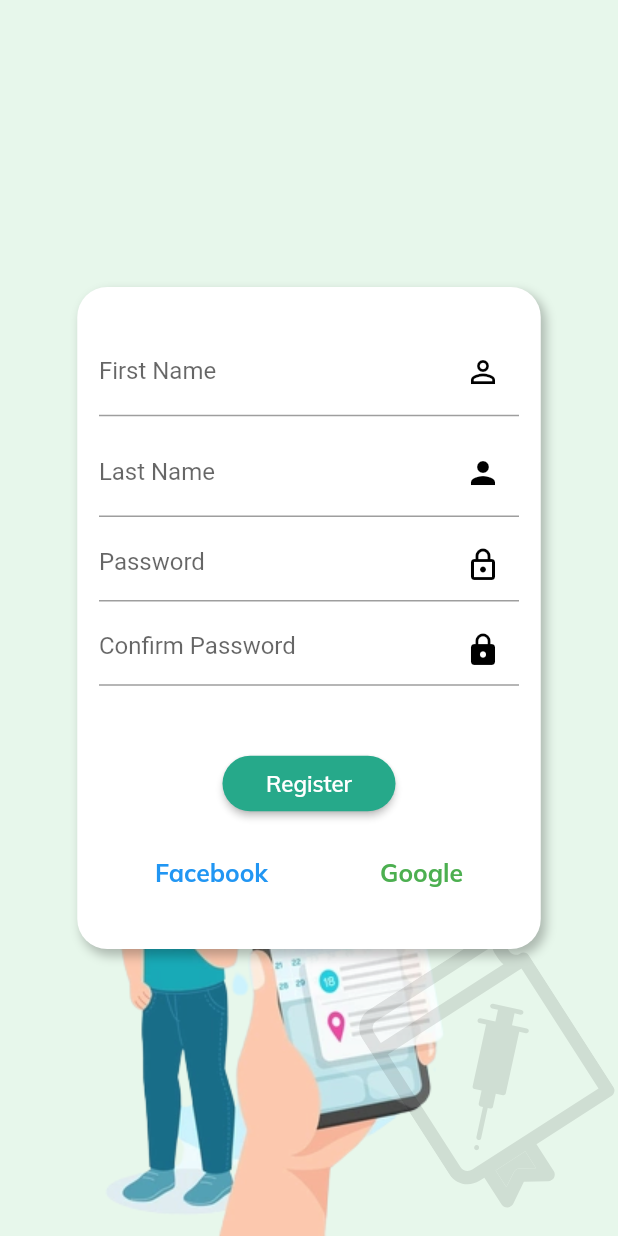
After one commit to Book-cine/booksynation, a Flutter app: the WebRegister screen opened directly, scrolled down 130 dp, after a tap on "Register", on a phone screen of 412 x 824 dp. The commit adds this screen. Run offline on Flutter 3.47's test engine with Material 2 defaults, Android fonts, the phone set to English and light mode, and no system bars; our stand-ins replace flutter_svg.

Commit message:
v5.4 Admin Register 09/28/21

```diff
--- a/booksynation/lib/weblogin.dart
+++ b/booksynation/lib/weblogin.dart
@@ -1,3 +1,4 @@
+import 'package:booksynation/webregister.dart';
 import 'package:flutter/material.dart';
 import 'package:flutter_svg/flutter_svg.dart';
 import 'dart:math' as math;
@@ -235,7 +236,15 @@ class _WebLoginState extends State<WebLogin> {
                                     decoration: TextDecoration.none,
                                   ),
                                 ),
-                                Text(
+                                InkWell(
+                                  onTap: () {
+                                    Navigator.push(
+                                      context,
+                                      MaterialPageRoute(
+                                          builder: (context) => WebRegister()),
+                                    );
+                                  },
+                                  child: Text(
                                     'Sign Up',
                                     style: TextStyle(
                                       color: Color(0xFF146955),
@@ -243,6 +252,7 @@ class _WebLoginState extends State<WebLogin> {
                                       fontWeight: FontWeight.bold,
                                       fontSize: height * 0.014,
                                       decoration: TextDecoration.none,
+                                    ),
                                   ),
                                 ),
                               ],
--- /dev/null
+++ b/booksynation/lib/webregister.dart
@@ -0,0 +1,232 @@
+import 'package:flutter/material.dart';
+import 'package:flutter_svg/flutter_svg.dart';
+import 'dart:math' as math;
+
+class WebRegister extends StatefulWidget {
+  const WebRegister({Key? key}) : super(key: key);
+
+  @override
+  _WebRegisterState createState() => _WebRegisterState();
+}
+
+class _WebRegisterState extends State<WebRegister> {
+  @override
+  Widget build(BuildContext context) {
+    final width = MediaQuery.of(context).size.width;
+    final height = MediaQuery.of(context).size.height;
+
+    return Scaffold(
+      body: Container(
+        height: height,
+        width: width,
+        decoration: BoxDecoration(
+          color: Color(0xFF3DDD6A).withOpacity(0.10),
+        ),
+        child: Stack(
+          children: [
+            Positioned(
+              bottom: 0,
+              left: width * 0.03,
+              child: Image.asset(
+                'images/imagecp.png',
+              ),
+              // child: SvgPicture.asset(
+              //   'images/webimage.svg',
+              // ),
+            ),
+            Positioned(
+                bottom: -15,
+                right: width * 0.05,
+                child: Transform.rotate(
+                  angle: -math.pi / 5.5,
+                  child: SvgPicture.asset(
+                    'images/Logo_BSN.svg',
+                    color: Colors.black.withOpacity(0.1),
+                    height: height * 0.30,
+                    width: width * 0.30,
+                  ),
+                )),
+            Align(
+              alignment: Alignment.center,
+              child: Container(
+                height: height * 0.65,
+                width: width * 0.75,
+                alignment: Alignment.center,
+                child: AspectRatio(
+                  aspectRatio: 0.7,
+                  child: Container(
+                    decoration: BoxDecoration(
+                      color: Colors.white,
+                      borderRadius: BorderRadius.all(Radius.circular(20.0)),
+                      boxShadow: [
+                        BoxShadow(
+                          color: Colors.black.withOpacity(0.25),
+                          blurRadius: 5,
+                          offset: Offset(3, 4), // changes position of shadow
+                        ),
+                      ],
+                    ),
+                    padding: EdgeInsets.symmetric(
+                        vertical: height * 0.05, horizontal: width * 0.035),
+                    child: SingleChildScrollView(
+                      child: Column(
+                        mainAxisAlignment: MainAxisAlignment.start,
+                        children: [
+                          Column(
+                            crossAxisAlignment: CrossAxisAlignment.start,
+                            children: [
+                              Row(
+                                children: [
+                                  InkWell(
+                                    onTap: () => Navigator.pop(context),
+                                    child: Icon(Icons.arrow_back),
+                                  ),
+                                  SizedBox(
+                                    width: width * 0.025,
+                                  ),
+                                  Text('Create Account'),
+                                ],
+                              ),
+                              SizedBox(
+                                height: height * 0.030,
+                              ),
+                              TextField(
+                                decoration: InputDecoration(
+                                  suffixIcon: Icon(
+                                    Icons.email,
+                                    color: Colors.black,
+                                  ),
+                                  labelText: 'Email Address',
+                                ),
+                              ),
+                              SizedBox(
+                                height: height * 0.010,
+                              ),
+                              TextField(
+                                decoration: InputDecoration(
+                                  suffixIcon: Icon(
+                                    Icons.person_outline_outlined,
+                                    color: Colors.black,
+                                  ),
+                                  labelText: 'First Name',
+                                ),
+                              ),
+                              SizedBox(
+                                height: height * 0.010,
+                              ),
+                              TextField(
+                                decoration: InputDecoration(
+                                  suffixIcon: Icon(
+                                    Icons.person,
+                                    color: Colors.black,
+                                  ),
+                                  labelText: 'Last Name',
+                                ),
+                              ),
+                              SizedBox(
+                                height: height * 0.010,
+                              ),
+                              TextField(
+                                obscureText: true,
+                                decoration: InputDecoration(
+                                  suffixIcon: Icon(
+                                    Icons.lock_outlined,
+                                    color: Colors.black,
+                                  ),
+                                  hintText: 'Password',
+                                ),
+                              ),
+                              SizedBox(
+                                height: height * 0.010,
+                              ),
+                              TextField(
+                                obscureText: true,
+                                decoration: InputDecoration(
+                                  suffixIcon: Icon(
+                                    Icons.lock,
+                                    color: Colors.black,
+                                  ),
+                                  hintText: 'Confirm Password',
+                                ),
+                              ),
+                              SizedBox(
+                                height: height * 0.05,
+                              ),
+                            ],
+                          ),
+                          Column(
+                            crossAxisAlignment: CrossAxisAlignment.center,
+                            children: [
+                              ElevatedButton(
+                                onPressed: () {},
+                                style: ElevatedButton.styleFrom(
+                                  primary: Color(0xFF26A98A),
+                                  fixedSize: Size(
+                                    width * 0.28,
+                                    height * 0.045,
+                                  ),
+                                  shape: RoundedRectangleBorder(
+                                    borderRadius: BorderRadius.circular(40.0),
+                                  ),
+                                ),
+                                child: Text(
+                                  'Register',
+                                  style: TextStyle(
+                                    color: Colors.white,
+                                    fontFamily: 'Mulish',
+                                    fontWeight: FontWeight.w600,
+                                    fontSize: height * 0.018,
+                                    decoration: TextDecoration.none,
+                                  ),
+                                ),
+                              ),
+                              SizedBox(
+                                height: height * 0.030,
+                              ),
+                              Row(
+                                mainAxisAlignment:
+                                    MainAxisAlignment.spaceAround,
+                                children: [
+                                  InkWell(
+                                    onTap: () {},
+                                    child: Text(
+                                      'Facebook',
+                                      style: TextStyle(
+                                        color: Colors.blue,
+                                        fontFamily: 'Mulish',
+                                        fontWeight: FontWeight.bold,
+                                        fontSize: height * 0.020,
+                                        decoration: TextDecoration.none,
+                                      ),
+                                    ),
+                                  ),
+                                  InkWell(
+                                    onTap: () {},
+                                    child: Text(
+                                      'Google',
+                                      style: TextStyle(
+                                        color: Colors.green,
+                                        fontFamily: 'Mulish',
+                                        fontWeight: FontWeight.bold,
+                                        fontSize: height * 0.020,
+                                        decoration: TextDecoration.none,
+                                      ),
+                                    ),
+                                  ),
+                                ],
+                              ),
+                            ],
+                          ),
+                        ],
+                      ),
+                    ),
+                  ),
+                ),
+              ),
+            ),
+          ],
+        ),
+      ),
+    );
+  }
+}
```
Lines whose indentation alone changed are shown as unchanged.
